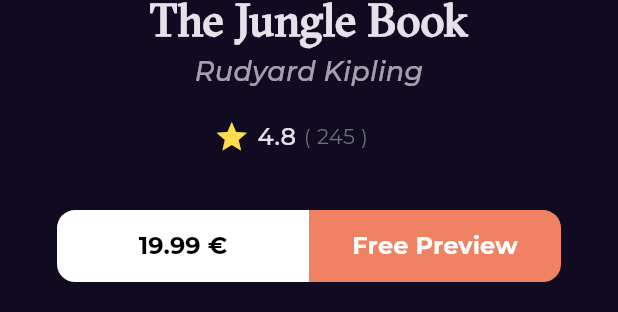
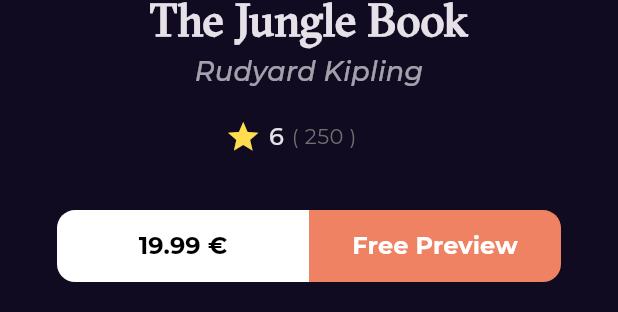
Before and after one commit to mora11111/bookly_app, a Flutter app: the BookDetailsSection widget shown alone on an empty page, opened directly, on a phone screen of 412 x 824 dp. Shown: the part 544-856 px from the top of the screen. Run offline on Flutter 3.47's test engine with Material 3 defaults, Android fonts, the phone set to English and light mode, and no system bars; drawn by our look-alikes of cached_network_image; our stand-ins replace bloc, dartz, dio, equatable, flutter_bloc, get_it and 2 more; network calls fail; statements that could not run were skipped.

Commit message:
display newest books list view data

```diff
--- a/lib/Features/home/presentation/views/widgets/book_rating.dart
+++ b/lib/Features/home/presentation/views/widgets/book_rating.dart
@@ -2,8 +2,10 @@ import 'package:bookly_app/core/utils/styles.dart';
 import 'package:flutter/material.dart';
 
 class BookRating extends StatelessWidget {
-  const BookRating({super.key, this.mainAxisAlignment = MainAxisAlignment.end});
+  const BookRating({super.key, this.mainAxisAlignment = MainAxisAlignment.end, required this.rating, required this.count});
   final MainAxisAlignment mainAxisAlignment;
+  final int rating;
+  final int count;
 
   @override
   Widget build(BuildContext context) {
@@ -17,15 +19,15 @@ class BookRating extends StatelessWidget {
         const SizedBox(
           width: 5,
         ),
-        const Text(
-          '4.8',
+         Text(
+          rating.toString(),
           style: Styles.textStyle16,
         ),
         const SizedBox(
           width: 5,
         ),
         Text(
-          '( 245 )',
+          '( $count )',
           style: Styles.textStyle14.copyWith(color: const Color(0xff707070)),
         ),
         const SizedBox(
--- a/lib/Features/home/presentation/views/widgets/books_details_section.dart
+++ b/lib/Features/home/presentation/views/widgets/books_details_section.dart
@@ -41,8 +41,10 @@ class BookDetailsSection extends StatelessWidget {
           const SizedBox(
             height: 18,
           ),
-          const BookRating(
+          BookRating(
             mainAxisAlignment: MainAxisAlignment.center,
+            rating: 6,
+            count: 250,
           ),
           const SizedBox(
             height: 37,
--- a/lib/main.dart
+++ b/lib/main.dart
@@ -24,7 +24,7 @@ class MyApp extends StatelessWidget {
         BlocProvider(
             create: (context) => FeaturedBooksCubit(getIt.get<HomeRepoImpl>())..fetchFeaturedBooks()),
         BlocProvider(
-            create: (context) => NewestBooksCubit(getIt.get<HomeRepoImpl>())),
+            create: (context) => NewestBooksCubit(getIt.get<HomeRepoImpl>())..fetchNewestBooks()),
       ],
       child: MaterialApp.router(
         routerConfig: AppRouter.router,
```
Also changed, not shown: lib/Features/home/data/models/book_model/volume_info.dart (+7 -1 lines), lib/Features/home/presentation/views/widgets/best_seller_list_view.dart (deleted, +0 -18 lines), lib/Features/home/presentation/views/widgets/book_list_view_item.dart (+30 -23 lines), lib/Features/home/presentation/views/widgets/home_view_body.dart (+4 -3 lines), lib/Features/home/presentation/views/widgets/newest_books_list_view.dart (added, +36 -0 lines), lib/Features/search/presentation/views/widgets/search_result_list_view.dart (+10 -5 lines), lib/Features/search/presentation/views/widgets/search_view_body.dart (+4 -4 lines).
